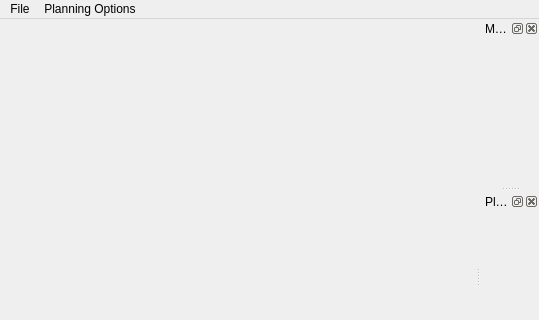
The window that GeneticPlanner/gui/MainWindow.ui (raptorswing/Genetic-Planner) describes before a commit, drawn with Qt 5; both pictures show x 0 to 539 and y 0 to 320 of the 539 by 533 pixel window.
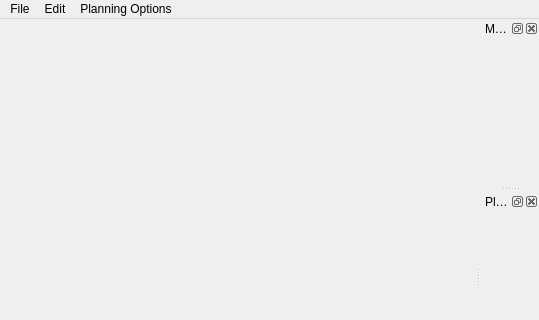
The same window after the commit. Icons and pictures are not drawn. Custom widgets are drawn as their Qt base class.

What changed in the file:
```diff
--- a/GeneticPlanner/gui/MainWindow.ui
+++ b/GeneticPlanner/gui/MainWindow.ui
@@ -72,7 +72,15 @@
     <addaction name="actionUAV_Parameters"/>
     <addaction name="actionSensor_Parameters"/>
    </widget>
+   <widget class="QMenu" name="menuEdit">
+    <property name="title">
+     <string>Edit</string>
+    </property>
+    <addaction name="actionUndo"/>
+    <addaction name="actionRedo"/>
+   </widget>
    <addaction name="menuFile"/>
+   <addaction name="menuEdit"/>
    <addaction name="menuPlanning_Options"/>
   </widget>
   <action name="actionSave_Planning_Problem">
```
Left out of the diff: 30 changed lines with no effect on the pictures.
